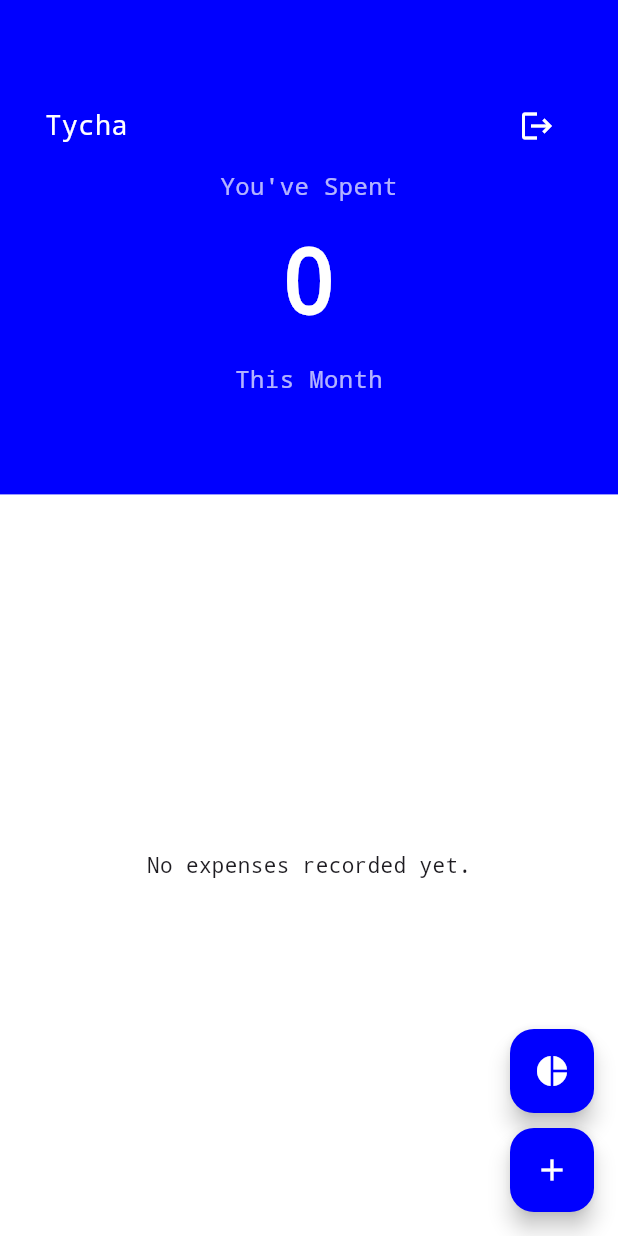
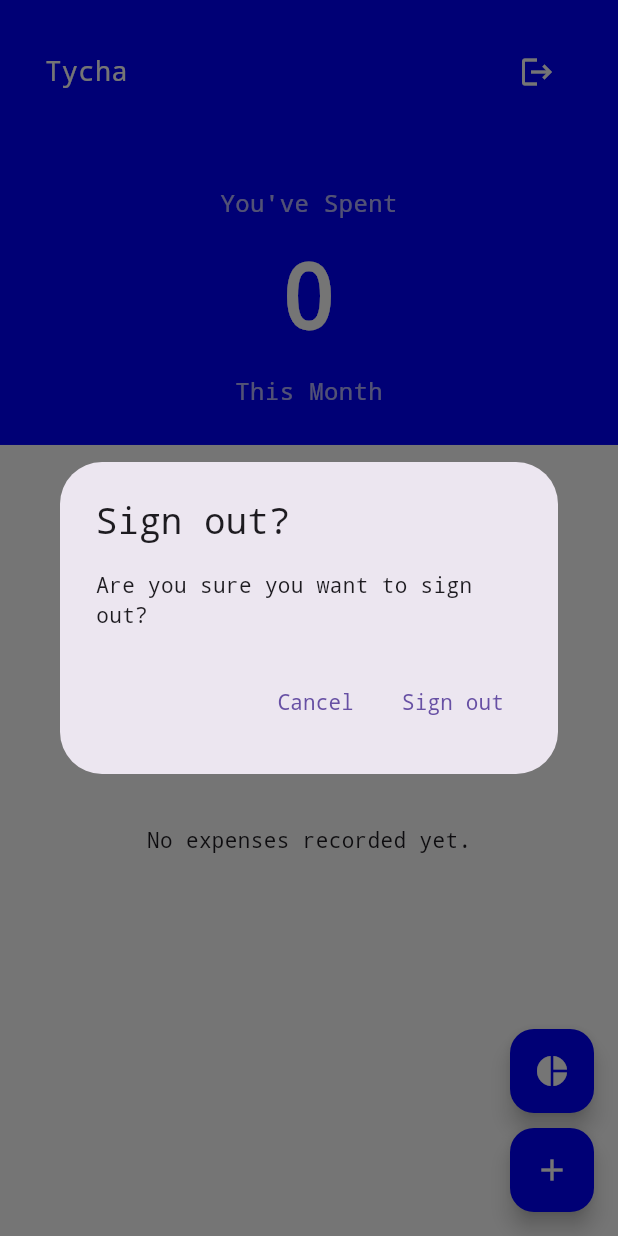
Before and after one commit to ElliotJcbH/tycha-expense-tracker, a Flutter app: the screen it shows once a user with an empty profile is signed in, after a tap on the "logout" icon, on a phone screen of 412 x 824 dp. Run offline on Flutter 3.47's test engine with Material 3 defaults, Android fonts, the phone set to English and light mode, and no system bars; our stand-ins replace cloud_firestore, firebase_auth, firebase_core, fl_chart; accounts and stored records are empty.

Commit message:
Add custom category & delete; refine home header
Support custom categories and safe delete in the expense form: introduce customCategory state, treat unknown categories as 'Others', show a custom category TextFormField with validation, resolve category when adding/updating expenses, and add a delete confirmation dialog + Delete button for existing expenses (calls db.deleteExpense).

Refine home screen UI and logout flow: wrap body in SafeArea, adjust header height/padding and layout, make the total spent amount responsive with FittedBox, and replace immediate sign-out with a confirmation dialog (confirmLogout) to prevent accidental logouts. These changes improve UX and prevent accidental destructive actions.

```diff
--- a/lib/screens/home/home_screen.dart
+++ b/lib/screens/home/home_screen.dart
@@ -17,6 +17,30 @@ class HomeScreen extends StatelessWidget {
     final AuthService auth = AuthService();
     final DatabaseService db = DatabaseService(uid: user.uid);
 
+    Future<void> confirmLogout() async {
+      final shouldLogout = await showDialog<bool>(
+        context: context,
+        builder: (context) => AlertDialog(
+          title: const Text('Sign out?'),
+          content: const Text('Are you sure you want to sign out?'),
+          actions: [
+            TextButton(
+              onPressed: () => Navigator.pop(context, false),
+              child: const Text('Cancel'),
+            ),
+            TextButton(
+              onPressed: () => Navigator.pop(context, true),
+              child: const Text('Sign out'),
+            ),
+          ],
+        ),
+      );
+
+      if (shouldLogout ?? false) {
+        await auth.signOut();
+      }
+    }
+
     return StreamBuilder<List<Expense>>(
       stream: db.expenses,
       builder: (context, snapshot) {
@@ -30,15 +54,17 @@ class HomeScreen extends StatelessWidget {
 
         return Scaffold(
           backgroundColor: Colors.white,
-          body: Column(
+          body: SafeArea(
+            child: Column(
               children: [
                 // Header Section
                 Container(
-                height: MediaQuery.of(context).size.height * 0.4,
+                  height: MediaQuery.of(context).size.height * 0.36,
                   width: double.infinity,
                   color: const Color(0xFF0000FF),
-                padding: const EdgeInsets.symmetric(horizontal: 30, vertical: 60),
+                  padding: const EdgeInsets.symmetric(horizontal: 30, vertical: 24),
                   child: Column(
+                    mainAxisAlignment: MainAxisAlignment.spaceBetween,
                     crossAxisAlignment: CrossAxisAlignment.start,
                     children: [
                       Row(
@@ -50,11 +76,10 @@ class HomeScreen extends StatelessWidget {
                           ),
                           IconButton(
                             icon: const Icon(Icons.logout, color: Colors.white),
-                          onPressed: () async => await auth.signOut(),
+                            onPressed: confirmLogout,
                           ),
                         ],
                       ),
-                    const Spacer(),
                       Center(
                         child: Column(
                           children: [
@@ -62,8 +87,10 @@ class HomeScreen extends StatelessWidget {
                               'You\'ve Spent',
                               style: TextStyle(color: Colors.white70, fontSize: 16),
                             ),
-                          const SizedBox(height: 10),
-                          Text(
+                            const SizedBox(height: 8),
+                            FittedBox(
+                              fit: BoxFit.scaleDown,
+                              child: Text(
                                 NumberFormat('#,###').format(totalSpent),
                                 style: const TextStyle(
                                   color: Colors.white,
@@ -71,7 +98,8 @@ class HomeScreen extends StatelessWidget {
                                   fontWeight: FontWeight.bold,
                                 ),
                               ),
-                          const SizedBox(height: 10),
+                            ),
+                            const SizedBox(height: 8),
                             const Text(
                               'This Month',
                               style: TextStyle(color: Colors.white70, fontSize: 16),
@@ -79,7 +107,6 @@ class HomeScreen extends StatelessWidget {
                           ],
                         ),
                       ),
-                    const Spacer(),
                     ],
                   ),
                 ),
@@ -91,6 +118,7 @@ class HomeScreen extends StatelessWidget {
                   ),
                 ),
               ],
+            ),
           ),
           floatingActionButton: Column(
             mainAxisAlignment: MainAxisAlignment.end,
```
Also changed, not shown: lib/screens/home/add_expense_form.dart (+60 -3 lines). Lines whose indentation alone changed are shown as unchanged.
